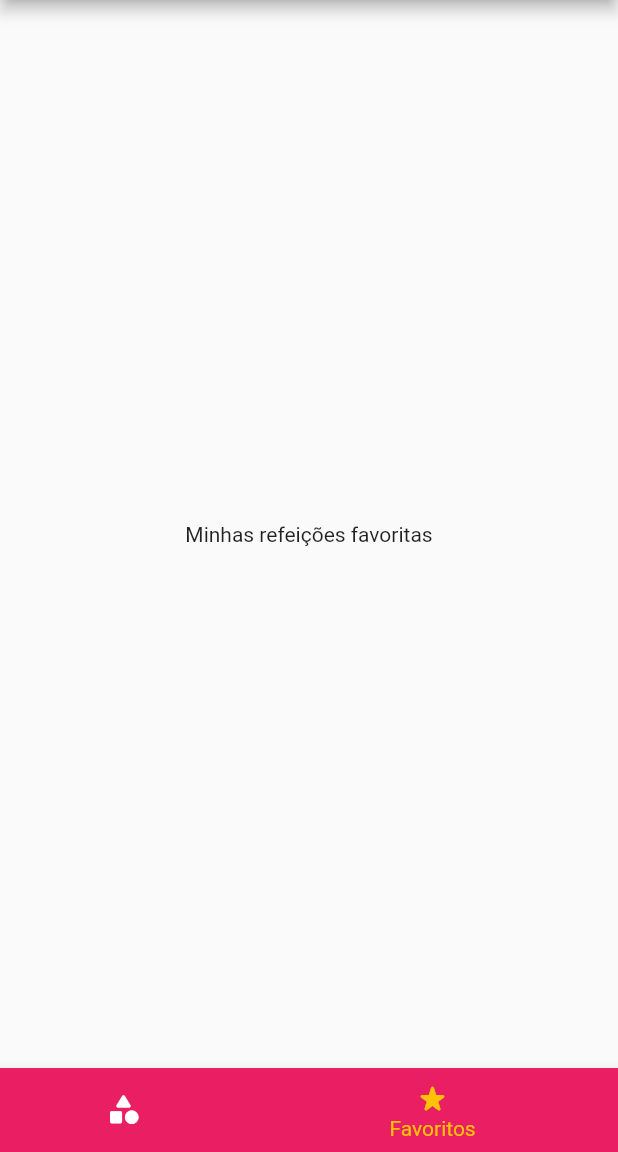
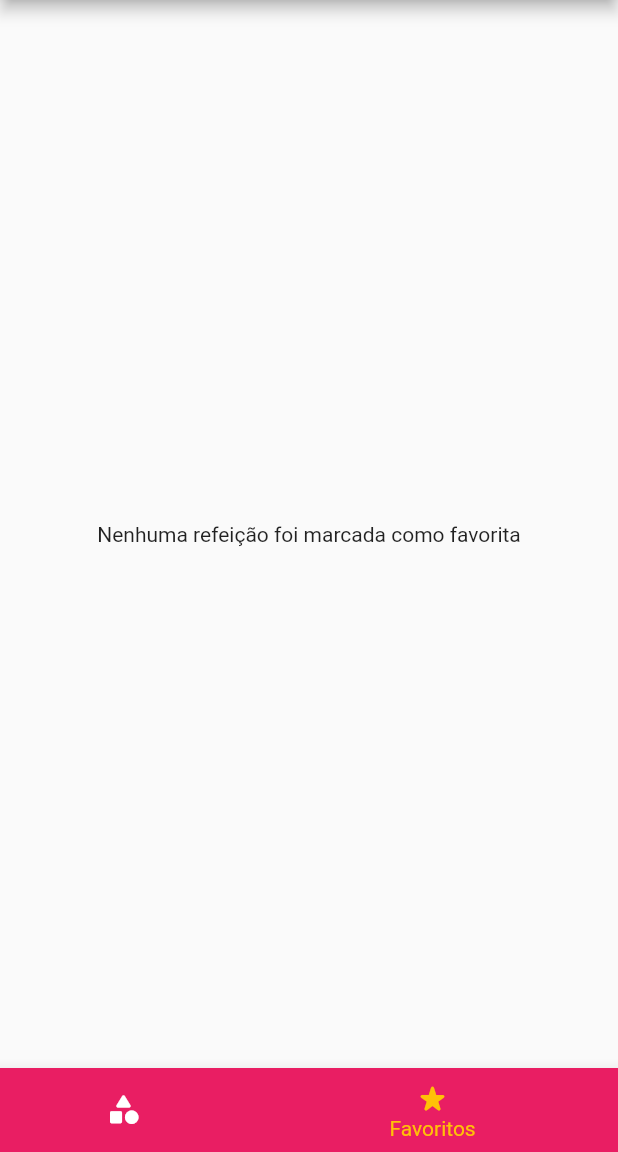
Before and after one commit to Penfore/project_meals, a Flutter app: the screen it shows after launch, item 2 of the bottom bar chosen, on a phone screen of 412 x 824 dp, the part 84-1236 px from its top. Run offline on Flutter 3.47's test engine with Material 2 defaults, Android fonts, the phone set to English and light mode, and no system bars.

Commit message:
favorite screen now works as supposed to

```diff
--- a/lib/main.dart
+++ b/lib/main.dart
@@ -19,6 +19,7 @@
 class _MyAppState extends State<MyApp> {
   Settings settings = Settings();
   List<Meal> _avaibleMeals = DUMMY_MEALS;
+  final List<Meal> _favoriteMeals = [];
 
   void _filterMeals(Settings settings) {
     setState(() {
@@ -36,6 +37,18 @@
             !filterVegetarian;
       }).toList();
     });
+  }
+
+  void _toggleFavorite(Meal meal) {
+    setState(() {
+      _favoriteMeals.contains(meal)
+          ? _favoriteMeals.remove(meal)
+          : _favoriteMeals.add(meal);
+    });
+  }
+
+  bool _isFavorite(Meal meal) {
+    return _favoriteMeals.contains(meal);
   }
 
   @override
@@ -62,10 +75,10 @@
       ),
       // home: CategoriesScreen(),
       routes: {
-        AppRoutes.HOME: (context) => const TabScreen(),
+        AppRoutes.HOME: (context) => TabScreen(_favoriteMeals),
         AppRoutes.CATEGORIES_MEALS: (context) =>
             CategoriesMealsScreen(_avaibleMeals),
-        AppRoutes.MEAL_DETAIL: (context) => const MealDetailScreen(),
+        AppRoutes.MEAL_DETAIL: (context) => MealDetailScreen(_toggleFavorite, _isFavorite),
         AppRoutes.SETTINGS: (context) => SettingsScreen(_filterMeals, settings),
       },
     );
--- a/lib/screens/favorite_screen.dart
+++ b/lib/screens/favorite_screen.dart
@@ -1,12 +1,25 @@
 import 'package:flutter/material.dart';
+import 'package:project_meals/components/meal_item.dart';
+import 'package:project_meals/models/meal.dart';
 
 class FavoriteScreen extends StatelessWidget {
-  const FavoriteScreen({Key? key}) : super(key: key);
+  final List<Meal> favoriteMeals;
+
+  const FavoriteScreen(this.favoriteMeals);
 
   @override
   Widget build(BuildContext context) {
-    return const Center(
-      child: Text('Minhas refeições favoritas'),
-    );
+    if (favoriteMeals.isEmpty) {
+      return const Center(
+        child: Text('Nenhuma refeição foi marcada como favorita'),
+      );
+    } else {
+      return ListView.builder(
+        itemCount: favoriteMeals.length,
+        itemBuilder: (context, index) {
+          return MealItem(favoriteMeals[index]);
+        },
+      );
+    }
   }
 }
--- a/lib/screens/tabs_screen.dart
+++ b/lib/screens/tabs_screen.dart
@@ -1,10 +1,13 @@
 import 'package:flutter/material.dart';
 import 'package:project_meals/components/main_drawer.dart';
+import 'package:project_meals/models/meal.dart';
 import 'package:project_meals/screens/categories_screen.dart';
 import 'package:project_meals/screens/favorite_screen.dart';
 
 class TabScreen extends StatefulWidget {
-  const TabScreen({Key? key}) : super(key: key);
+  final List<Meal> favoriteMeals;
+
+  const TabScreen(this.favoriteMeals);
 
   @override
   State<TabScreen> createState() => _TabScreenState();
@@ -12,14 +15,21 @@
 
 class _TabScreenState extends State<TabScreen> {
   int _selectedScreenIndex = 0;
-  final List<String> _titles = [
-    'Lista de Categorias',
-    'Meus favoritos',
-  ];
-  final List<Widget> _screens = [
-    CategoriesScreen(),
-    const FavoriteScreen(),
-  ];
+  List<String>? _titles;
+  List<Widget>? _screens;
+
+  @override
+  void initState() {
+    super.initState();
+    _titles = [
+      'Lista de Categorias',
+      'Meus favoritos',
+    ];
+    _screens = [
+      CategoriesScreen(),
+      FavoriteScreen(widget.favoriteMeals),
+    ];
+  }
 
   _selectScreen(int index) {
     setState(() {
@@ -32,10 +42,10 @@
     return Scaffold(
       appBar: AppBar(
         centerTitle: true,
-        title: Text(_titles[_selectedScreenIndex]),
+        title: Text(_titles![_selectedScreenIndex]),
       ),
       drawer: const MainDrawer(),
-      body: _screens[_selectedScreenIndex],
+      body: _screens![_selectedScreenIndex],
       bottomNavigationBar: BottomNavigationBar(
         onTap: _selectScreen,
         backgroundColor: Theme.of(context).colorScheme.primary,
```
Also changed, not shown: lib/screens/meal_detail_screen.dart (+8 -3 lines), 1 other file.
